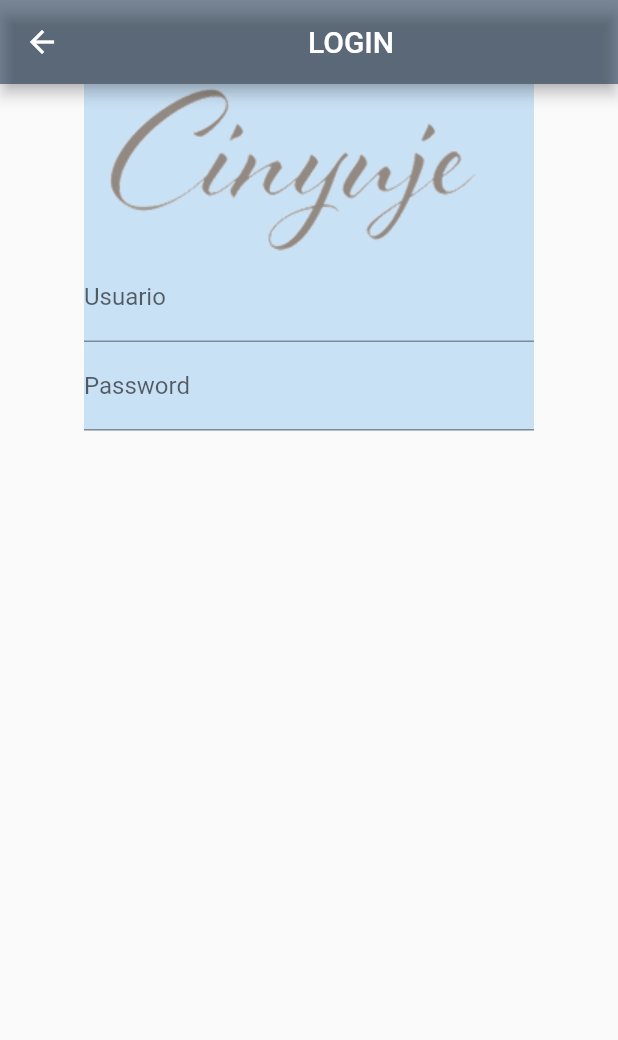
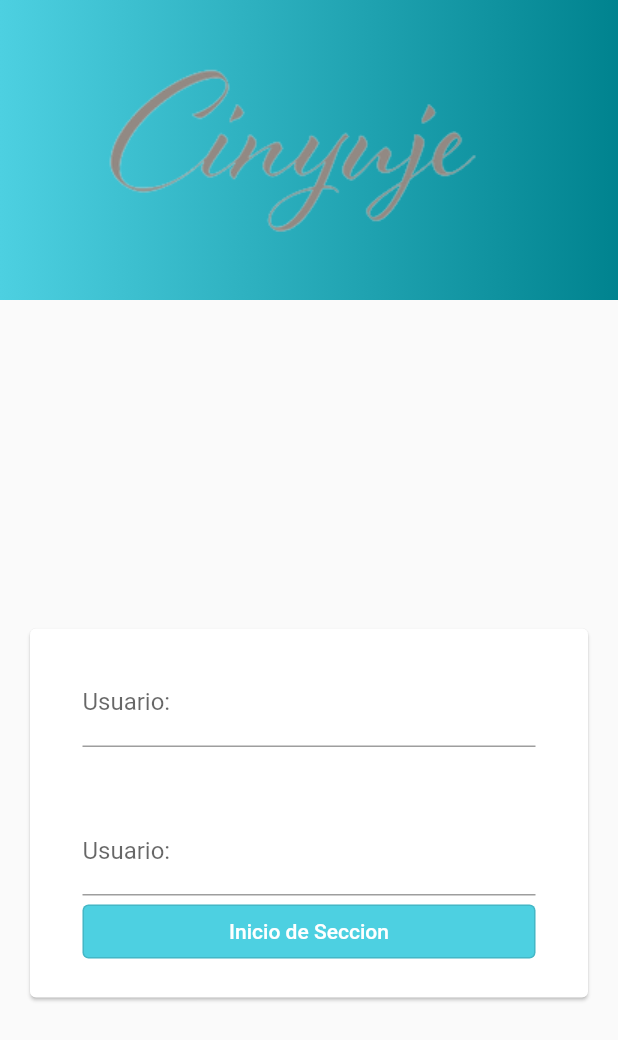
Before and after one commit to hguzman/ADSI2340875, a Flutter app: the Login screen opened by its route, on a phone screen of 412 x 824 dp. Shown: the top 1040 px of the screen. Run offline on Flutter 3.47's test engine with Material 2 defaults, Android fonts, the phone set to English and light mode, and no system bars.

Commit message:
se genera nuevos cambios en la app

```diff
--- a/equipo2/movil/cinyuje/lib/main.dart
+++ b/equipo2/movil/cinyuje/lib/main.dart
@@ -1,4 +1,6 @@
 
+import 'package:cinyuje/pages/categorias/decoracion.dart';
+import 'package:cinyuje/pages/categorias/recordatorios.dart';
 import 'package:cinyuje/pages/inicio.dart';
 import 'package:cinyuje/pages/login.dart';
 import 'package:cinyuje/pages/formulario.dart';
@@ -24,6 +26,8 @@ class MyApp extends StatelessWidget {
         '/login': (BuildContext context)=> Login(),
         '/page2': (BuildContext context)=> Pap(),
         '/page3': (BuildContext context)=> Page3(),
+        '/decoracion': (BuildContext context)=> Decorar(),
+        '/recordatorio': (BuildContext context)=> Record(),
       },
     );
   }
--- a/equipo2/movil/cinyuje/lib/methods/drawer.dart
+++ b/equipo2/movil/cinyuje/lib/methods/drawer.dart
@@ -18,7 +18,7 @@ class Draws extends StatelessWidget {
               ],
               onDetailsPressed: () {},
               decoration: BoxDecoration(
-                gradient: LinearGradient(colors: [Colors.blue,Colors.black],
+                gradient: LinearGradient(colors: [Color.fromARGB(255, 55, 6, 100),Colors.black],
                   end: Alignment.bottomRight)
               ),
             ),
--- a/equipo2/movil/cinyuje/lib/pages/login.dart
+++ b/equipo2/movil/cinyuje/lib/pages/login.dart
@@ -1,59 +1,73 @@
+import 'dart:ui';
+
 import 'package:flutter/material.dart';
 
-class Login extends StatelessWidget {
+class Login extends StatefulWidget {
 
 
+  @override
+  State<Login> createState() => _LoginState();
+}
+
+class _LoginState extends State<Login> {
   String? namevaleu;
+  bool loading = false;
   String? lastnamevaleu;
 
   @override
   Widget build(BuildContext context) {
     return Scaffold(
-
-      appBar: AppBar(
-        title: Center(child: Text('LOGIN')),
-        backgroundColor: Color.fromARGB(129, 3, 29, 58),
+      body: Stack(
+        children: [
+          Container(
+            width: double.infinity,
+            decoration: BoxDecoration(
+              gradient: LinearGradient(
+                colors: [
+                  Colors.cyan.shade300,
+                  Colors.cyan.shade800,
+                ]
+              )
             ),
-      body: Container(
+            child: Image.asset(
+              'images/logo_oscuro.png',
+              height: 200,
+              ),
+          ),
+          Center(
+            child: Card(
+              margin: EdgeInsets.only(left: 20, right: 20,top: 260),
+              child: Padding(
+                padding: const EdgeInsets.symmetric(horizontal: 35, vertical: 20),
                 child: Column(
+                  mainAxisSize: MainAxisSize.min,
                   children: [
-            //Image(image: AssetImage('images/cake_backg.jpg')),
-              Center(
-                child: Container(
-                  color: Color.fromARGB(255, 201, 225, 245),
-                  width: 300,
-                  child: Column(
+                    TextFormField(
+                      decoration: InputDecoration(labelText: 'Usuario:'),
+                    ),
+                    SizedBox(height: 40,),
+                    TextFormField(
+                      decoration: InputDecoration(labelText: 'Usuario:'),
+                      obscureText: true,
+                    ),
+                    OutlinedButton(
+                      style: ButtonStyle(
+                        backgroundColor: MaterialStateProperty.all(Color(0xFF4DD0E1))
+                      ),
+                      onPressed: () { },
+                      child: Row(
+                        mainAxisAlignment: MainAxisAlignment.center,
                         children: [
-                      Image(image: AssetImage('images/logo_oscuro.png')),
-                      TextFormField(
-                      decoration: InputDecoration(labelText: 'Usuario'),
-                      onSaved: (value) {
-                        namevaleu = value;
-                      },
-                      validator: (value) {
-                        if(value!.isEmpty){
-                          return 'no aceptan campos vacios';
-                        }
-                      },
-                      ),
-                      TextFormField(
-                          decoration: InputDecoration(labelText: 'Password'),
-
-                          onSaved: (value) {
-                            lastnamevaleu = value;
-                          },
-                          validator: (value) {
-                            if(value!.isEmpty){
-                              return 'no aceptan campos vacios';
-                            }
-                          },
-                      ),
+                          Text('Inicio de Seccion',style: TextStyle(color: Colors.white),),
+                        ],
+                      )
+                      )
                   ],
                 ),
               ),
             ),
-          ]
           )
+        ],
       )
     );
   }
```
Also changed, not shown: equipo2/movil/cinyuje/lib/pages/categorias/decoracion.dart (added, +35 -0 lines), equipo2/movil/cinyuje/lib/pages/categorias/recordatorios.dart (added, +37 -0 lines), equipo2/movil/cinyuje/lib/pages/page1.dart (+53 -2 lines). Lines whose indentation alone changed are shown as unchanged.
